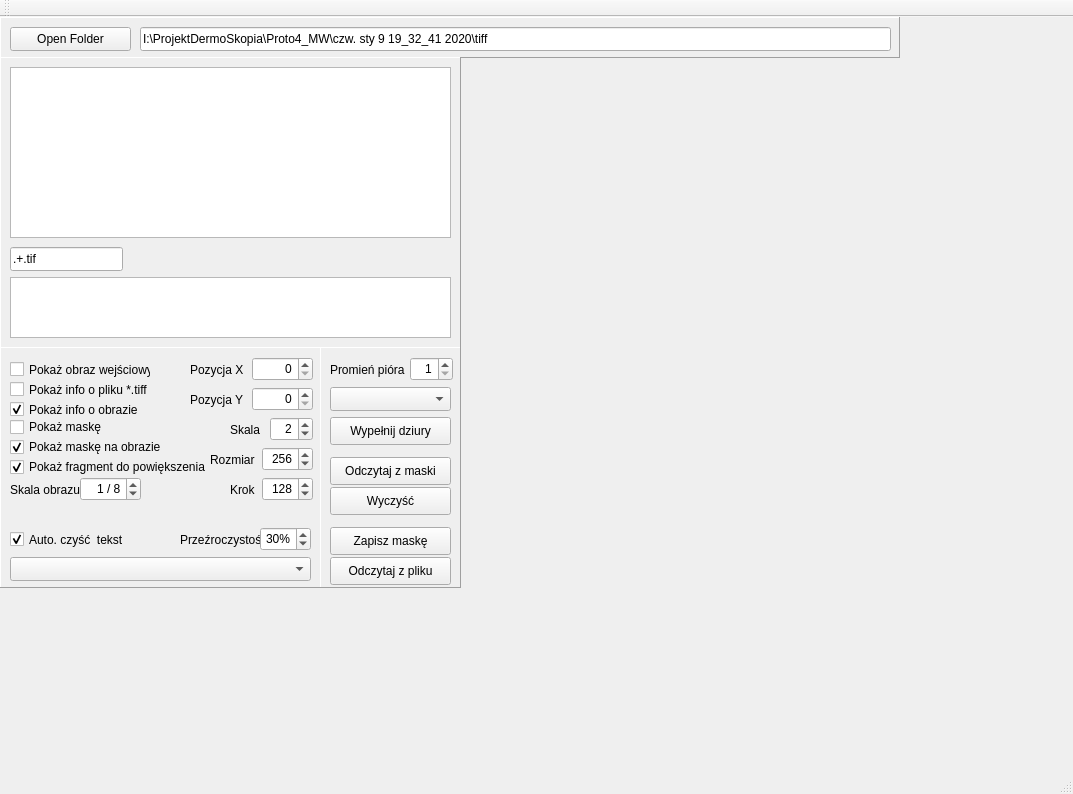
marcinkociolek/SkinLesionMarker, file mainwindow.ui: the form before one commit.
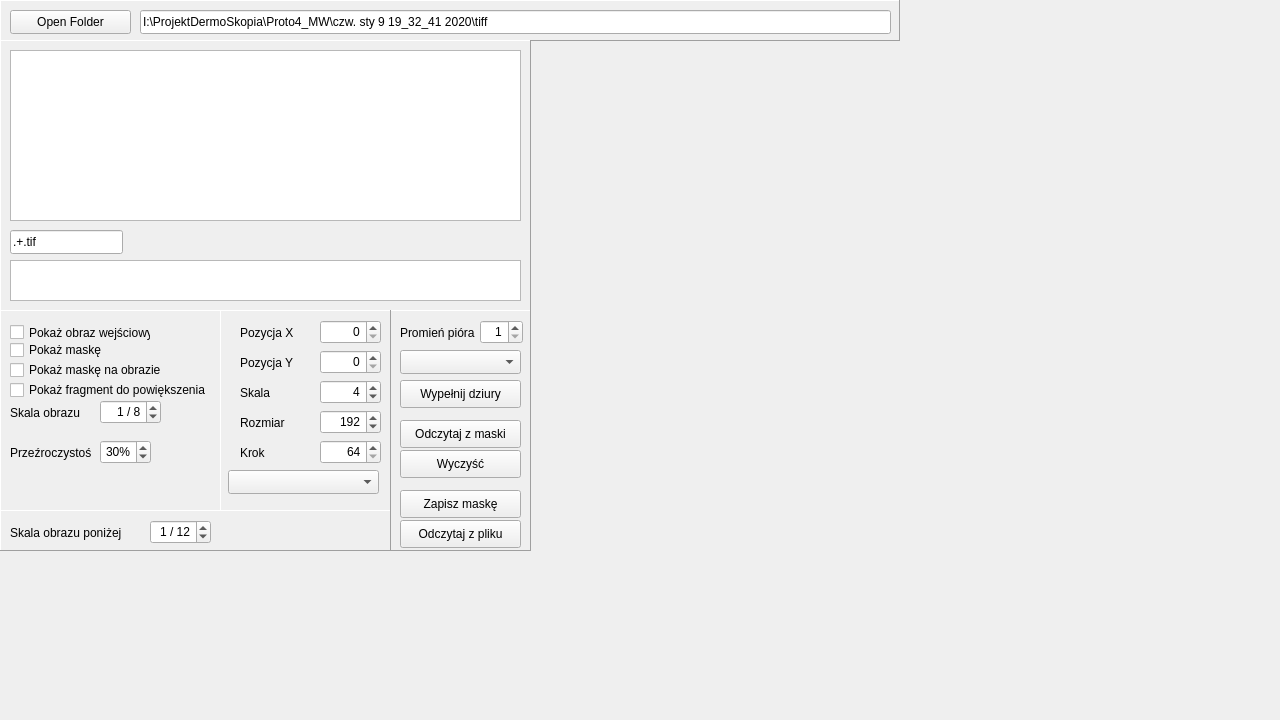
The form after the commit. Custom widgets are drawn as their Qt base class.

```diff
--- a/mainwindow.ui
+++ b/mainwindow.ui
@@ -6,8 +6,8 @@
    <rect>
     <x>0</x>
     <y>0</y>
-    <width>1073</width>
-    <height>794</height>
+    <width>1280</width>
+    <height>720</height>
    </rect>
   </property>
   <property name="windowTitle">
@@ -87,8 +87,8 @@
      <rect>
       <x>0</x>
       <y>40</y>
-      <width>461</width>
-      <height>291</height>
+      <width>531</width>
+      <height>271</height>
      </rect>
     </property>
     <property name="frameShape">
@@ -115,7 +115,7 @@
       <rect>
        <x>10</x>
        <y>10</y>
-       <width>441</width>
+       <width>511</width>
        <height>171</height>
       </rect>
      </property>
@@ -125,8 +125,8 @@
       <rect>
        <x>10</x>
        <y>220</y>
-       <width>441</width>
-       <height>61</height>
+       <width>511</width>
+       <height>41</height>
       </rect>
      </property>
     </widget>
@@ -135,9 +135,9 @@
     <property name="geometry">
      <rect>
       <x>0</x>
-      <y>330</y>
-      <width>321</width>
-      <height>241</height>
+      <y>310</y>
+      <width>221</width>
+      <height>201</height>
      </rect>
     </property>
     <property name="frameShape">
@@ -149,8 +149,8 @@
     <widget class="QCheckBox" name="checkBoxShowMatInfo">
      <property name="geometry">
       <rect>
-       <x>10</x>
-       <y>50</y>
+       <x>130</x>
+       <y>270</y>
        <width>181</width>
        <height>25</height>
       </rect>
@@ -198,7 +198,7 @@
      <property name="geometry">
       <rect>
        <x>10</x>
-       <y>130</y>
+       <y>90</y>
        <width>71</width>
        <height>25</height>
       </rect>
@@ -210,8 +210,8 @@
     <widget class="QSpinBox" name="spinBoxScaleBase">
      <property name="geometry">
       <rect>
-       <x>80</x>
-       <y>130</y>
+       <x>100</x>
+       <y>90</y>
        <width>61</width>
        <height>24</height>
       </rect>
@@ -235,8 +235,8 @@
     <widget class="QCheckBox" name="checkBoxShowTiffInfo">
      <property name="geometry">
       <rect>
-       <x>10</x>
-       <y>30</y>
+       <x>160</x>
+       <y>250</y>
        <width>141</width>
        <height>25</height>
       </rect>
@@ -308,8 +308,8 @@
     <widget class="QCheckBox" name="checkBoxAutocleanOut">
      <property name="geometry">
       <rect>
-       <x>10</x>
-       <y>180</y>
+       <x>120</x>
+       <y>360</y>
        <width>191</width>
        <height>25</height>
       </rect>
@@ -325,7 +325,7 @@
      <property name="geometry">
       <rect>
        <x>10</x>
-       <y>70</y>
+       <y>30</y>
        <width>121</width>
        <height>20</height>
       </rect>
@@ -337,157 +337,11 @@
       <bool>false</bool>
      </property>
     </widget>
-    <widget class="QSpinBox" name="spinBoxTileSize">
-     <property name="geometry">
-      <rect>
-       <x>262</x>
-       <y>100</y>
-       <width>51</width>
-       <height>24</height>
-      </rect>
-     </property>
-     <property name="alignment">
-      <set>Qt::AlignRight|Qt::AlignTrailing|Qt::AlignVCenter</set>
-     </property>
-     <property name="minimum">
-      <number>64</number>
-     </property>
-     <property name="maximum">
-      <number>1024</number>
-     </property>
-     <property name="singleStep">
-      <number>64</number>
-     </property>
-     <property name="value">
-      <number>256</number>
-     </property>
-    </widget>
-    <widget class="QLabel" name="labelTileSize">
-     <property name="geometry">
-      <rect>
-       <x>210</x>
-       <y>100</y>
-       <width>61</width>
-       <height>25</height>
-      </rect>
-     </property>
-     <property name="text">
-      <string>Rozmiar</string>
-     </property>
-    </widget>
-    <widget class="QSpinBox" name="spinTilePositionX">
-     <property name="geometry">
-      <rect>
-       <x>252</x>
-       <y>10</y>
-       <width>61</width>
-       <height>24</height>
-      </rect>
-     </property>
-     <property name="alignment">
-      <set>Qt::AlignRight|Qt::AlignTrailing|Qt::AlignVCenter</set>
-     </property>
-     <property name="minimum">
-      <number>0</number>
-     </property>
-     <property name="maximum">
-      <number>8</number>
-     </property>
-     <property name="value">
-      <number>0</number>
-     </property>
-    </widget>
-    <widget class="QSpinBox" name="spinTilePositionY">
-     <property name="geometry">
-      <rect>
-       <x>252</x>
-       <y>40</y>
-       <width>61</width>
-       <height>24</height>
-      </rect>
-     </property>
-     <property name="alignment">
-      <set>Qt::AlignRight|Qt::AlignTrailing|Qt::AlignVCenter</set>
-     </property>
-     <property name="minimum">
-      <number>0</number>
-     </property>
-     <property name="maximum">
-      <number>8</number>
-     </property>
-     <property name="value">
-      <number>0</number>
-     </property>
-    </widget>
-    <widget class="QLabel" name="labelTilePositionX">
-     <property name="geometry">
-      <rect>
-       <x>190</x>
-       <y>10</y>
-       <width>61</width>
-       <height>25</height>
-      </rect>
-     </property>
-     <property name="text">
-      <string>Pozycja X</string>
-     </property>
-    </widget>
-    <widget class="QLabel" name="labelTilePositionY">
-     <property name="geometry">
-      <rect>
-       <x>190</x>
-       <y>40</y>
-       <width>61</width>
-       <height>25</height>
-      </rect>
-     </property>
-     <property name="text">
-      <string>Pozycja Y</string>
-     </property>
-    </widget>
-    <widget class="QSpinBox" name="spinBoxTileStep">
-     <property name="geometry">
-      <rect>
-       <x>262</x>
-       <y>130</y>
-       <width>51</width>
-       <height>24</height>
-      </rect>
-     </property>
-     <property name="alignment">
-      <set>Qt::AlignRight|Qt::AlignTrailing|Qt::AlignVCenter</set>
-     </property>
-     <property name="minimum">
-      <number>64</number>
-     </property>
-     <property name="maximum">
-      <number>1024</number>
-     </property>
-     <property name="singleStep">
-      <number>64</number>
-     </property>
-     <property name="value">
-      <number>128</number>
-     </property>
-    </widget>
-    <widget class="QLabel" name="labelTileStep">
-     <property name="geometry">
-      <rect>
-       <x>230</x>
-       <y>130</y>
-       <width>41</width>
-       <height>25</height>
-      </rect>
-     </property>
-     <property name="text">
-      <string>Krok </string>
-     </property>
-    </widget>
     <widget class="QCheckBox" name="checkBoxShowTileOnImage">
      <property name="geometry">
       <rect>
        <x>10</x>
-       <y>110</y>
+       <y>70</y>
        <width>201</width>
        <height>20</height>
       </rect>
@@ -496,67 +350,14 @@
       <string>Pokaż fragment do powiększenia</string>
      </property>
      <property name="checked">
-      <bool>true</bool>
-     </property>
-    </widget>
-    <widget class="QSpinBox" name="spinBoxTileScale">
-     <property name="geometry">
-      <rect>
-       <x>270</x>
-       <y>70</y>
-       <width>43</width>
-       <height>24</height>
-      </rect>
-     </property>
-     <property name="alignment">
-      <set>Qt::AlignRight|Qt::AlignTrailing|Qt::AlignVCenter</set>
-     </property>
-     <property name="minimum">
-      <number>1</number>
-     </property>
-     <property name="maximum">
-      <number>8</number>
-     </property>
-     <property name="singleStep">
-      <number>1</number>
-     </property>
-     <property name="value">
-      <number>2</number>
-     </property>
-    </widget>
-    <widget class="QLabel" name="labelTileScale">
-     <property name="geometry">
-      <rect>
-       <x>230</x>
-       <y>70</y>
-       <width>51</width>
-       <height>25</height>
-      </rect>
-     </property>
-     <property name="text">
-      <string>Skala</string>
-     </property>
-    </widget>
-    <widget class="QComboBox" name="comboBoxShowMode">
-     <property name="geometry">
-      <rect>
-       <x>10</x>
-       <y>210</y>
-       <width>301</width>
-       <height>24</height>
-      </rect>
-     </property>
-     <property name="font">
-      <font>
-       <pointsize>8</pointsize>
-      </font>
+      <bool>false</bool>
      </property>
     </widget>
     <widget class="QLabel" name="labelTransparency">
      <property name="geometry">
       <rect>
-       <x>180</x>
-       <y>180</y>
+       <x>10</x>
+       <y>130</y>
        <width>81</width>
        <height>25</height>
       </rect>
@@ -568,8 +369,8 @@
     <widget class="QSpinBox" name="spinBoxTransparency">
      <property name="geometry">
       <rect>
-       <x>260</x>
-       <y>180</y>
+       <x>100</x>
+       <y>130</y>
        <width>51</width>
        <height>24</height>
       </rect>
@@ -594,7 +395,7 @@
      <property name="geometry">
       <rect>
        <x>10</x>
-       <y>90</y>
+       <y>50</y>
        <width>171</width>
        <height>20</height>
       </rect>
@@ -603,15 +404,15 @@
       <string>Pokaż maskę na obrazie</string>
      </property>
      <property name="checked">
-      <bool>true</bool>
+      <bool>false</bool>
      </property>
     </widget>
    </widget>
    <widget class="MyImageWidget" name="widgetImage" native="true">
     <property name="geometry">
      <rect>
-      <x>462</x>
-      <y>42</y>
+      <x>530</x>
+      <y>40</y>
       <width>120</width>
       <height>80</height>
      </rect>
@@ -632,8 +433,8 @@
    <widget class="QFrame" name="frame_4">
     <property name="geometry">
      <rect>
-      <x>320</x>
-      <y>330</y>
+      <x>390</x>
+      <y>310</y>
       <width>141</width>
       <height>241</height>
      </rect>
@@ -774,8 +575,8 @@
    <widget class="MyImageWidget" name="widgetImageWhole" native="true">
     <property name="geometry">
      <rect>
-      <x>10</x>
-      <y>580</y>
+      <x>0</x>
+      <y>550</y>
       <width>120</width>
       <height>80</height>
      </rect>
@@ -793,6 +594,275 @@
      <bool>false</bool>
     </property>
    </widget>
+   <widget class="QFrame" name="frame_5">
+    <property name="geometry">
+     <rect>
+      <x>220</x>
+      <y>310</y>
+      <width>171</width>
+      <height>201</height>
+     </rect>
+    </property>
+    <property name="frameShape">
+     <enum>QFrame::Panel</enum>
+    </property>
+    <property name="frameShadow">
+     <enum>QFrame::Raised</enum>
+    </property>
+    <widget class="QComboBox" name="comboBoxShowMode">
+     <property name="geometry">
+      <rect>
+       <x>8</x>
+       <y>160</y>
+       <width>151</width>
+       <height>24</height>
+      </rect>
+     </property>
+     <property name="font">
+      <font>
+       <pointsize>8</pointsize>
+      </font>
+     </property>
+    </widget>
+    <widget class="QSpinBox" name="spinTilePositionY">
+     <property name="geometry">
+      <rect>
+       <x>100</x>
+       <y>40</y>
+       <width>61</width>
+       <height>24</height>
+      </rect>
+     </property>
+     <property name="alignment">
+      <set>Qt::AlignRight|Qt::AlignTrailing|Qt::AlignVCenter</set>
+     </property>
+     <property name="minimum">
+      <number>0</number>
+     </property>
+     <property name="maximum">
+      <number>8</number>
+     </property>
+     <property name="value">
+      <number>0</number>
+     </property>
+    </widget>
+    <widget class="QLabel" name="labelTileStep">
+     <property name="geometry">
+      <rect>
+       <x>20</x>
+       <y>130</y>
+       <width>41</width>
+       <height>25</height>
+      </rect>
+     </property>
+     <property name="text">
+      <string>Krok </string>
+     </property>
+    </widget>
+    <widget class="QLabel" name="labelTilePositionY">
+     <property name="geometry">
+      <rect>
+       <x>20</x>
+       <y>40</y>
+       <width>61</width>
+       <height>25</height>
+      </rect>
+     </property>
+     <property name="text">
+      <string>Pozycja Y</string>
+     </property>
+    </widget>
+    <widget class="QSpinBox" name="spinBoxTileScale">
+     <property name="geometry">
+      <rect>
+       <x>100</x>
+       <y>70</y>
+       <width>61</width>
+       <height>24</height>
+      </rect>
+     </property>
+     <property name="alignment">
+      <set>Qt::AlignRight|Qt::AlignTrailing|Qt::AlignVCenter</set>
+     </property>
+     <property name="minimum">
+      <number>1</number>
+     </property>
+     <property name="maximum">
+      <number>8</number>
+     </property>
+     <property name="singleStep">
+      <number>1</number>
+     </property>
+     <property name="value">
+      <number>4</number>
+     </property>
+    </widget>
+    <widget class="QLabel" name="labelTilePositionX">
+     <property name="geometry">
+      <rect>
+       <x>20</x>
+       <y>10</y>
+       <width>61</width>
+       <height>25</height>
+      </rect>
+     </property>
+     <property name="text">
+      <string>Pozycja X</string>
+     </property>
+    </widget>
+    <widget class="QLabel" name="labelTileScale">
+     <property name="geometry">
+      <rect>
+       <x>20</x>
+       <y>70</y>
+       <width>51</width>
+       <height>25</height>
+      </rect>
+     </property>
+     <property name="text">
+      <string>Skala</string>
+     </property>
+    </widget>
+    <widget class="QSpinBox" name="spinTilePositionX">
+     <property name="geometry">
+      <rect>
+       <x>100</x>
+       <y>10</y>
+       <width>61</width>
+       <height>24</height>
+      </rect>
+     </property>
+     <property name="alignment">
+      <set>Qt::AlignRight|Qt::AlignTrailing|Qt::AlignVCenter</set>
+     </property>
+     <property name="minimum">
+      <number>0</number>
+     </property>
+     <property name="maximum">
+      <number>8</number>
+     </property>
+     <property name="value">
+      <number>0</number>
+     </property>
+    </widget>
+    <widget class="QSpinBox" name="spinBoxTileStep">
+     <property name="geometry">
+      <rect>
+       <x>100</x>
+       <y>130</y>
+       <width>61</width>
+       <height>24</height>
+      </rect>
+     </property>
+     <property name="alignment">
+      <set>Qt::AlignRight|Qt::AlignTrailing|Qt::AlignVCenter</set>
+     </property>
+     <property name="minimum">
+      <number>64</number>
+     </property>
+     <property name="maximum">
+      <number>1024</number>
+     </property>
+     <property name="singleStep">
+      <number>64</number>
+     </property>
+     <property name="value">
+      <number>64</number>
+     </property>
+    </widget>
+    <widget class="QLabel" name="labelTileSize">
+     <property name="geometry">
+      <rect>
+       <x>20</x>
+       <y>100</y>
+       <width>61</width>
+       <height>25</height>
+      </rect>
+     </property>
+     <property name="text">
+      <string>Rozmiar</string>
+     </property>
+    </widget>
+    <widget class="QSpinBox" name="spinBoxTileSize">
+     <property name="geometry">
+      <rect>
+       <x>100</x>
+       <y>100</y>
+       <width>61</width>
+       <height>24</height>
+      </rect>
+     </property>
+     <property name="alignment">
+      <set>Qt::AlignRight|Qt::AlignTrailing|Qt::AlignVCenter</set>
+     </property>
+     <property name="minimum">
+      <number>64</number>
+     </property>
+     <property name="maximum">
+      <number>1024</number>
+     </property>
+     <property name="singleStep">
+      <number>64</number>
+     </property>
+     <property name="value">
+      <number>192</number>
+     </property>
+    </widget>
+   </widget>
+   <widget class="QFrame" name="frame_6">
+    <property name="geometry">
+     <rect>
+      <x>0</x>
+      <y>510</y>
+      <width>391</width>
+      <height>41</height>
+     </rect>
+    </property>
+    <property name="frameShape">
+     <enum>QFrame::Panel</enum>
+    </property>
+    <property name="frameShadow">
+     <enum>QFrame::Raised</enum>
+    </property>
+    <widget class="QLabel" name="labelScaleBase_2">
+     <property name="geometry">
+      <rect>
+       <x>10</x>
+       <y>10</y>
+       <width>131</width>
+       <height>25</height>
+      </rect>
+     </property>
+     <property name="text">
+      <string>Skala obrazu poniżej</string>
+     </property>
+    </widget>
+    <widget class="QSpinBox" name="spinBoxScaleBaseWhole">
+     <property name="geometry">
+      <rect>
+       <x>150</x>
+       <y>10</y>
+       <width>61</width>
+       <height>24</height>
+      </rect>
+     </property>
+     <property name="alignment">
+      <set>Qt::AlignRight|Qt::AlignTrailing|Qt::AlignVCenter</set>
+     </property>
+     <property name="prefix">
+      <string>1 / </string>
+     </property>
+     <property name="minimum">
+      <number>10</number>
+     </property>
+     <property name="maximum">
+      <number>16</number>
+     </property>
+     <property name="value">
+      <number>12</number>
+     </property>
+    </widget>
+   </widget>
   </widget>
   <widget class="QMenuBar" name="menuBar">
    <property name="geometry">
@@ -804,15 +874,6 @@
     </rect>
    </property>
   </widget>
-  <widget class="QToolBar" name="mainToolBar">
-   <attribute name="toolBarArea">
-    <enum>TopToolBarArea</enum>
-   </attribute>
-   <attribute name="toolBarBreak">
-    <bool>false</bool>
-   </attribute>
-  </widget>
-  <widget class="QStatusBar" name="statusBar"/>
  </widget>
  <layoutdefault spacing="6" margin="11"/>
  <customwidgets>
```
Left out of the diff: 4 changed lines with no effect on the pictures.
